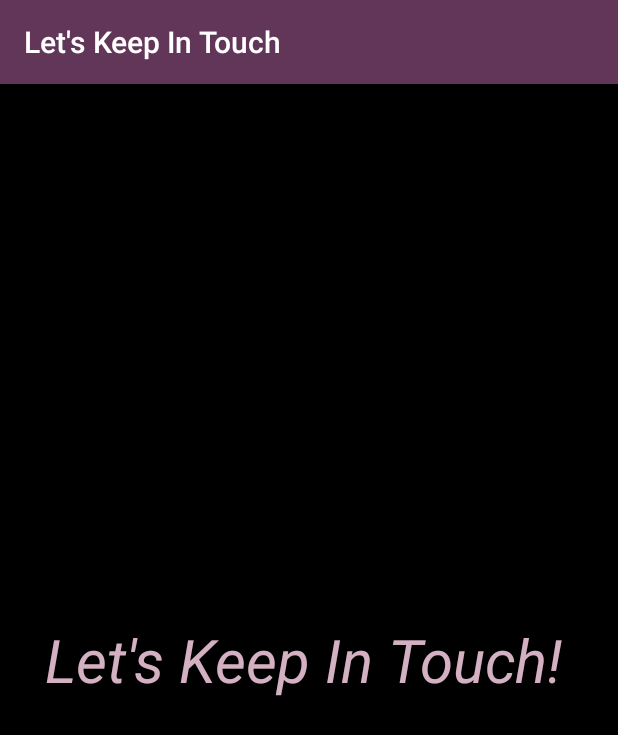
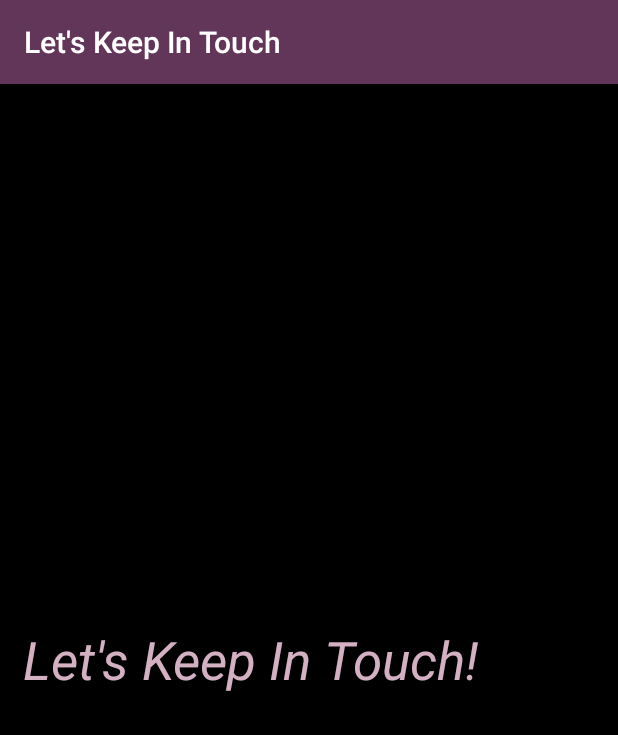
Before and after one commit to KhaiSoe/Let-s-Keep-In-Touch, an Android app: the SplashScreenFragment screen opened directly, with no data from a screen before it, on a phone screen of 412 x 824 dp. Shown: the top 735 px of the screen. Run offline under Robolectric (Android 15) with nearby library versions, the phone set to English and light mode, and no system bars.

Commit message:
added code for exiting app and extract splash textview style

```diff
--- a/app/src/main/java/com/pursuit/letskeepintouch/MainActivity.java
+++ b/app/src/main/java/com/pursuit/letskeepintouch/MainActivity.java
@@ -39,7 +39,6 @@ public class MainActivity extends AppCompatActivity implements FragmentInterface
         getSupportFragmentManager()
                 .beginTransaction()
                 .replace(R.id.fragment_container, scanningFragment)
-                .addToBackStack(null)
                 .commit();
     }
 
--- a/app/src/main/java/com/pursuit/letskeepintouch/fragments/DetailFragment.java
+++ b/app/src/main/java/com/pursuit/letskeepintouch/fragments/DetailFragment.java
@@ -25,6 +25,7 @@ public class DetailFragment extends Fragment {
     private EditText editText;
     private Button saveButton;
     private Button deleteButton;
+    private Button exitButton;
     private FragmentInterface fragmentInterface;
 
     private String getText;
@@ -69,11 +70,13 @@ public class DetailFragment extends Fragment {
         editText = view.findViewById(R.id.chosen_textView);
         saveButton = view.findViewById(R.id.save_editText);
         deleteButton = view.findViewById(R.id.delete_text);
+        exitButton = view.findViewById(R.id.exit_app);
 
         editText.setText(getArguments().getString(GET_TEXT_FROM_CLICK));
 
         editingItem();
         deleteItem();
+        exitApp();
     }
 
     private void editingItem() {
@@ -92,4 +95,10 @@ public class DetailFragment extends Fragment {
         });
     }
 
+    private void exitApp(){
+        exitButton.setOnClickListener( v -> {
+            getActivity().finish();
+        });
+    }
+
 }
--- a/app/src/main/java/com/pursuit/letskeepintouch/fragments/ScanningFragment.java
+++ b/app/src/main/java/com/pursuit/letskeepintouch/fragments/ScanningFragment.java
@@ -323,11 +323,12 @@ public class ScanningFragment extends Fragment {
         nextButton.setOnClickListener(v -> fragmentInterface.moveToDisplayFragment());
     }
 
-
     @Override
     public void onDetach() {
         fragmentInterface = null;
         super.onDetach();
     }
 
+
+
 }
--- a/app/src/main/res/layout/fragment_splash_screen.xml
+++ b/app/src/main/res/layout/fragment_splash_screen.xml
@@ -8,14 +8,7 @@
 
     <TextView
         android:id="@+id/splash_textView"
-        android:layout_width="match_parent"
-        android:layout_height="match_parent"
-        android:layout_gravity="center_vertical"
-        android:layout_marginStart="30dp"
-        android:gravity="center_vertical"
         android:text="@string/title"
-        android:textColor="#D3B1C2"
-        android:textSize="40sp"
-        android:textStyle="italic" />
+        style="@style/splash_style" />
 
 </FrameLayout>
--- a/app/src/main/res/values/styles.xml
+++ b/app/src/main/res/values/styles.xml
@@ -8,4 +8,16 @@
         <item name="colorAccent">@color/colorAccent</item>
     </style>
 
+    <style name="splash_style">
+        <item name="android:layout_width">match_parent</item>
+        <item name="android:layout_height">match_parent</item>
+        <item name="android:layout_gravity">center_vertical</item>
+        <item name="android:layout_marginStart">15dp</item>
+        <item name="android:layout_marginEnd">15dp</item>
+        <item name="android:gravity">center_vertical</item>
+        <item name="android:textColor">#D3B1C2</item>
+        <item name="android:textSize">35sp</item>
+        <item name="android:textStyle">italic</item>
+    </style>
+
 </resources>
```
